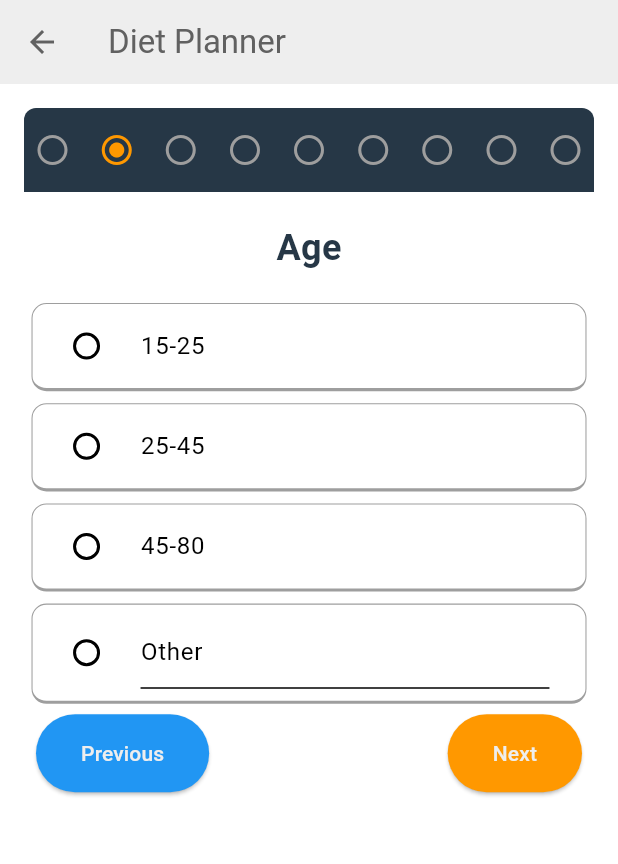
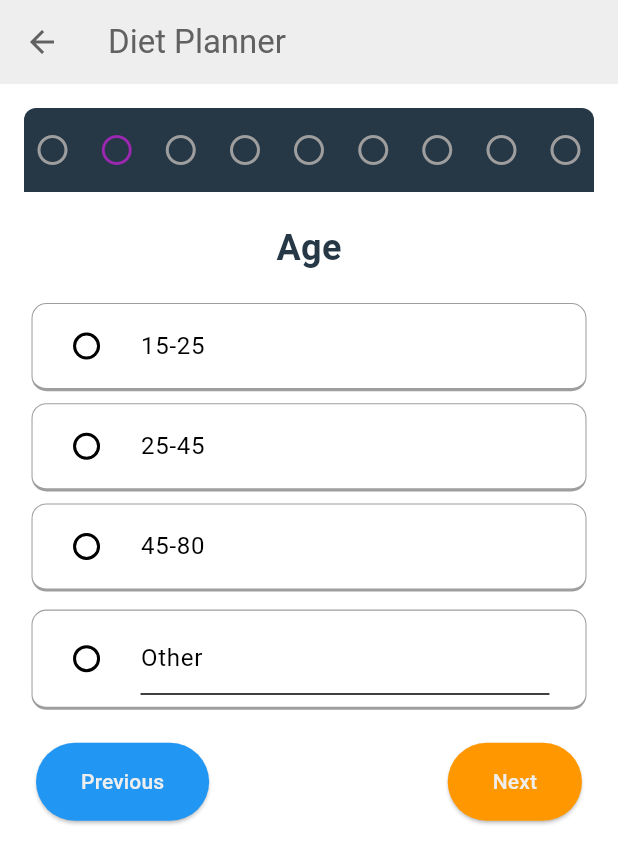
Before and after one commit to deepak427/Nutrition-Guru-flutter, a Flutter app: the DietPlannerPage screen opened by its route, after a tap on "Next", on a phone screen of 412 x 824 dp. Shown: the top 864 px of the screen. Run offline on Flutter 3.47's test engine with Material 3 defaults, Android fonts, the phone set to English and light mode, and no system bars; our stand-ins replace firebase_core, firebase_storage, flutter_dotenv, image_picker, lottie; accounts and stored records are empty.

Commit message:
completed diet page

```diff
--- a/lib/components/progress_indicator.dart
+++ b/lib/components/progress_indicator.dart
@@ -1,10 +1,15 @@
 import 'package:flutter/material.dart';
+import 'package:nutrition_guru/models/question.dart';
 
 class MyProgressIndicator extends StatelessWidget {
   final int totalQuestions;
   final int currentQuestion;
+  final List<Question> questionsList;
   const MyProgressIndicator(
-      {super.key, required this.totalQuestions, required this.currentQuestion});
+      {super.key,
+      required this.totalQuestions,
+      required this.currentQuestion,
+      required this.questionsList});
 
   @override
   Widget build(BuildContext context) {
@@ -17,10 +22,14 @@ class MyProgressIndicator extends StatelessWidget {
         mainAxisAlignment: MainAxisAlignment.spaceBetween,
         children: List.generate(totalQuestions, (index) {
           return Icon(
-            index == currentQuestion
+            questionsList[index].selected != " "
                 ? Icons.radio_button_checked
                 : Icons.radio_button_unchecked,
-            color: index == currentQuestion ? Colors.orange : Colors.grey,
+            color: currentQuestion == index
+                ? Colors.purple
+                : questionsList[index].selected != " "
+                    ? Colors.orange
+                    : Colors.grey,
           );
         }),
       ),
--- a/lib/pages/diet_planner_page.dart
+++ b/lib/pages/diet_planner_page.dart
@@ -1,4 +1,9 @@
+import 'dart:convert';
+
 import 'package:flutter/material.dart';
+import 'package:lottie/lottie.dart';
+import 'package:nutrition_guru/api/workflow_api.dart';
+import 'package:nutrition_guru/components/ai_response_layout.dart';
 import 'package:nutrition_guru/components/my_box_decoration.dart';
 import 'package:nutrition_guru/components/progress_indicator.dart';
 import 'package:nutrition_guru/models/questions_list.dart';
@@ -13,6 +18,17 @@ class DietPlannerPage extends StatefulWidget {
 
 class _DietPlannerPageState extends State<DietPlannerPage> {
   int questionNumber = 0;
+  bool loading = false;
+  String dietPlannerResponse = "";
+  String submitText = "Submit";
+
+  void apiCall(String dietInput) async {
+    dietPlannerResponse = await makeWorkflowApiRequest(jsonEncode(dietInput));
+    setState(() {
+      loading = !loading;
+      submitText = "Resubmit";
+    });
+  }
 
   @override
   Widget build(BuildContext context) {
@@ -28,11 +44,16 @@ class _DietPlannerPageState extends State<DietPlannerPage> {
         physics: const AlwaysScrollableScrollPhysics(),
         child: Padding(
           padding: const EdgeInsets.all(16.0),
-          child: Container(
+          child: Column(
+            children: [
+              Container(
                 decoration: BoxDecoration(
                   boxShadow: [
                     BoxShadow(
-                  color: Theme.of(context).colorScheme.surface.withOpacity(0.5),
+                      color: Theme.of(context)
+                          .colorScheme
+                          .surface
+                          .withOpacity(0.5),
                       spreadRadius: 2,
                       blurRadius: 5,
                       offset: const Offset(0, 2),
@@ -46,6 +67,7 @@ class _DietPlannerPageState extends State<DietPlannerPage> {
                       MyProgressIndicator(
                         totalQuestions: questionsList.length,
                         currentQuestion: questionNumber,
+                        questionsList: questionsList,
                       ),
                       const SizedBox(height: 20),
                       Center(
@@ -153,7 +175,7 @@ class _DietPlannerPageState extends State<DietPlannerPage> {
                               : Colors.black,
                         ),
                       ),
-                  const SizedBox(height: 8),
+                      const SizedBox(height: 12),
                       Container(
                         margin: const EdgeInsets.symmetric(horizontal: 5),
                         decoration: getCustomBoxDecoration(
@@ -192,7 +214,7 @@ class _DietPlannerPageState extends State<DietPlannerPage> {
                         children: [
                           Container(
                             margin: const EdgeInsets.symmetric(
-                            vertical: 7, horizontal: 8),
+                                vertical: 22, horizontal: 8),
                             child: SizedBox(
                               child: ElevatedButton(
                                 onPressed: () {
@@ -224,22 +246,35 @@ class _DietPlannerPageState extends State<DietPlannerPage> {
                                 vertical: 7, horizontal: 8),
                             child: SizedBox(
                               child: ElevatedButton(
-                            onPressed: () {
+                                onPressed: submitText == "Submitting"
+                                    ? null
+                                    : () {
+                                        if (questionNumber <
+                                            questionsList.length - 1) {
                                           setState(() {
-                                if (questionNumber < questionsList.length - 1) {
                                             questionNumber = questionNumber + 1;
+                                          });
                                         } else {
+                                          setState(() {
+                                            loading = !loading;
+                                            submitText = "Submitting";
+                                          });
+                                          Map<String, dynamic> dietInput = {};
+
                                           for (var question in questionsList) {
-                                    print(question.selected);
+                                            dietInput[question.title] =
+                                                question.selected;
                                           }
+
+                                          apiCall(jsonEncode(dietInput));
                                         }
-                              });
                                       },
                                 style: ButtonStyle(
                                   backgroundColor: (questionNumber <
                                           questionsList.length - 1)
                                       ? MaterialStateProperty.all(Colors.orange)
-                                  : MaterialStateProperty.all(Colors.purple),
+                                      : MaterialStateProperty.all(
+                                          Colors.purple),
                                   padding: MaterialStateProperty.all(
                                     const EdgeInsets.symmetric(
                                         vertical: 16.0, horizontal: 30),
@@ -253,7 +288,7 @@ class _DietPlannerPageState extends State<DietPlannerPage> {
                                 child: Text(
                                     (questionNumber < questionsList.length - 1)
                                         ? "Next"
-                                    : "Submit"),
+                                        : submitText),
                               ),
                             ),
                           ),
@@ -263,6 +298,22 @@ class _DietPlannerPageState extends State<DietPlannerPage> {
                   ),
                 ),
               ),
+              Visibility(
+                visible: loading,
+                child: Lottie.asset(
+                  'assests/loading.json',
+                  width: 500,
+                ),
+              ),
+              Visibility(
+                visible: !loading && dietPlannerResponse != "",
+                child: AiResponseLayout(
+                  aiResponse: dietPlannerResponse,
+                  aiHeader: "Diet Planner",
+                ),
+              )
+            ],
+          ),
         ),
       ),
     );
```
Also changed, not shown: lib/api/workflow_api.dart (+5 -2 lines), lib/components/ai_response_layout.dart (+15 -12 lines), lib/main.dart (+4 -3 lines), lib/models/item.dart (added, +13 -0 lines), lib/models/items.dart (added, +65 -0 lines), lib/models/service.dart (+8 -0 lines), lib/pages/ai_page.dart (+7 -3 lines), lib/pages/store_page.dart (added, +48 -0 lines). Lines whose indentation alone changed are shown as unchanged.
